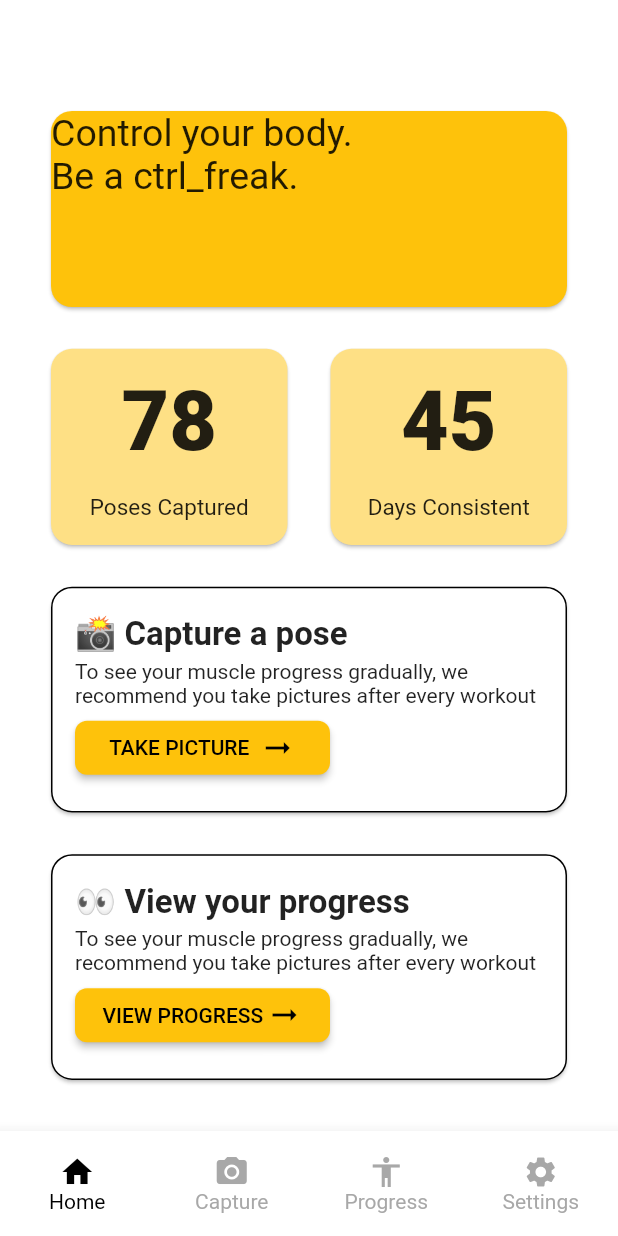
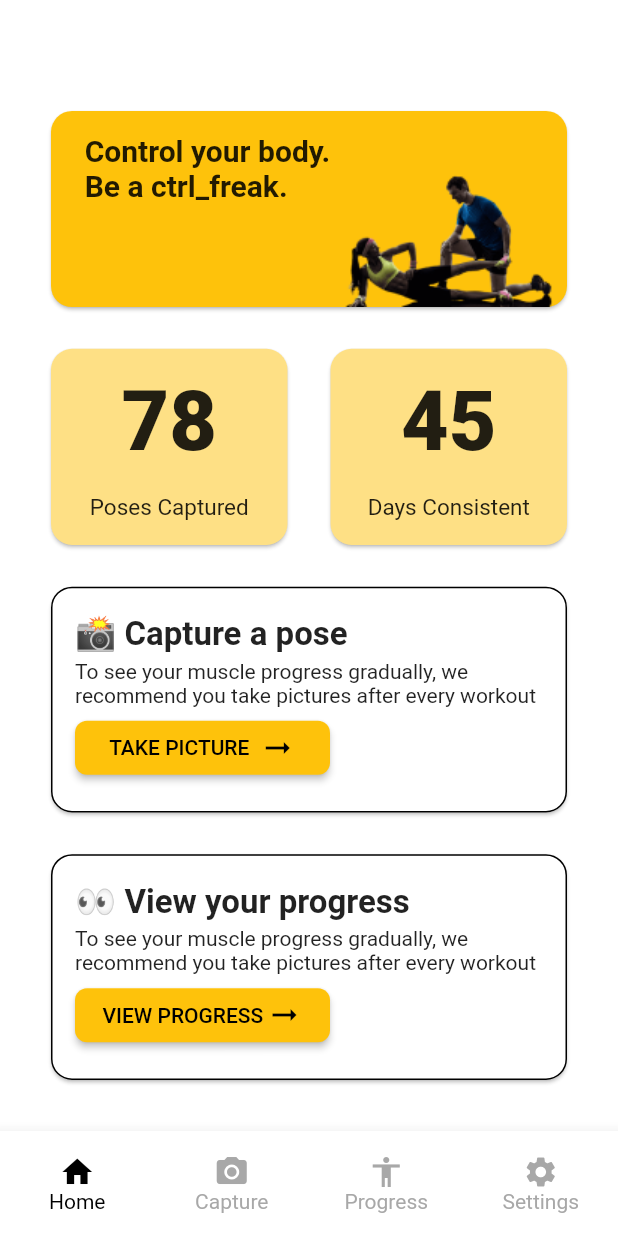
Before and after one commit to rchtgpt/ctrl_freaks, a Flutter app: the screen it shows after launch, on a phone screen of 412 x 824 dp. Run offline on Flutter 3.47's test engine with Material 2 defaults, Android fonts, the phone set to English and light mode, and no system bars.

Commit message:
Adds home page complete

```diff
--- a/lib/main.dart
+++ b/lib/main.dart
@@ -9,7 +9,10 @@ void main() {
     debugShowCheckedModeBanner: false,
     initialRoute: MyApp.id,
     routes: {
-      MyApp.id: (context) => MyHomePage(title: "hi"),
+      MyApp.id: (context) => MyHomePage(title: "hi", currentIndex: 0,),
+      MyApp.id1: (context) => MyHomePage(title: "hi", currentIndex: 1,),
+      MyApp.id2: (context) => MyHomePage(title: "hi", currentIndex: 2,),
+      MyApp.id3: (context) => MyHomePage(title: "hi", currentIndex: 3,),
       Home.id: (context) => Home(),
       Capture.id: (context) => Capture(),
       Progress.id: (context) => Progress(),
@@ -20,11 +23,14 @@ void main() {
 
 class MyApp extends StatelessWidget {
   static const id = "my_app";
+  static const id1 = "my_app1";
+  static const id2 = "my_app2";
+  static const id3 = "my_app3";
   // This widget is the root of your application.
   @override
   Widget build(BuildContext context) {
     return MaterialApp(
-      home: MyHomePage(title: 'Control Freaks'),
+      home: MyHomePage(title: 'Control Freaks', currentIndex: 0),
       title: 'Ctrl Freaks',
       debugShowCheckedModeBanner: false,
       theme: ThemeData(
@@ -35,15 +41,15 @@ class MyApp extends StatelessWidget {
 }
 
 class MyHomePage extends StatefulWidget {
-  MyHomePage({Key? key, required this.title}) : super(key: key);
+  MyHomePage({Key? key, required this.title, required this.currentIndex}) : super(key: key);
   final String title;
+  int currentIndex = 0;
 
   @override
   _MyHomePageState createState() => _MyHomePageState();
 }
 
 class _MyHomePageState extends State<MyHomePage> {
-  int _currentIndex = 0;
   final screens = [Home(), Capture(), Progress(), Settings()];
 
 
@@ -59,9 +65,9 @@ class _MyHomePageState extends State<MyHomePage> {
           unselectedItemColor: Colors.grey.withOpacity(.90),
           selectedFontSize: 14,
           unselectedFontSize: 14,
-          currentIndex: _currentIndex,
+          currentIndex: widget.currentIndex,
           onTap: (value) {
-            setState(() => _currentIndex = value);
+            setState(() => widget.currentIndex = value);
           },
           items: [
             BottomNavigationBarItem(
@@ -83,7 +89,7 @@ class _MyHomePageState extends State<MyHomePage> {
           ],
         ),
       ),
-      body: screens[_currentIndex],// This trailing comma makes auto-formatting nicer for build methods.
+      body: screens[widget.currentIndex],// This trailing comma makes auto-formatting nicer for build methods.
     );
   }
 }
--- a/lib/pages/home.dart
+++ b/lib/pages/home.dart
@@ -1,3 +1,4 @@
+import 'package:ctrl_freaks/main.dart';
 import 'package:ctrl_freaks/widgets/CTACard.dart';
 import 'package:ctrl_freaks/widgets/HomeHeaderCard.dart';
 import 'package:ctrl_freaks/widgets/progressCard.dart';
@@ -20,8 +21,7 @@ class Home extends StatelessWidget {
           children: [
             Expanded(
               flex: 7,
-              child: HomeHeaderCard(),
-            ),
+              child: HomeHeaderCard(),),
             Expanded(child: Spacer(flex: 1,)),
             Expanded(
               flex: 7,
@@ -45,7 +45,7 @@ class Home extends StatelessWidget {
               child: CTACard(
                   "📸 Capture a pose",
                   "To see your muscle progress gradually, we recommend you take pictures after every workout",
-                  "TAKE PICTURE"),
+                  "TAKE PICTURE", MyApp.id1),
             ),
             Expanded(child: Spacer(flex: 1,)),
             Expanded(
@@ -53,7 +53,7 @@ class Home extends StatelessWidget {
               child: CTACard(
                   "👀 View your progress",
                   "To see your muscle progress gradually, we recommend you take pictures after every workout",
-                  "VIEW PROGRESS"),
+                  "VIEW PROGRESS", MyApp.id2),
             ),
           ],
         ),
--- a/lib/widgets/CTACard.dart
+++ b/lib/widgets/CTACard.dart
@@ -1,6 +1,9 @@
+import 'package:ctrl_freaks/main.dart';
 import 'package:flutter/material.dart';
 
-Widget CTACard(String CTATitle, String CTADescription, String CTAButtonLabel) {
+Widget CTACard(String CTATitle, String CTADescription, String CTAButtonLabel, String CTADestination) {
+  return Builder(
+    builder: (context) {
       return Card(
         shape: RoundedRectangleBorder(
             borderRadius: BorderRadius.circular(14.0),
@@ -26,7 +29,9 @@ Widget CTACard(String CTATitle, String CTADescription, String CTAButtonLabel) {
               SizedBox(
                 width: 170,
                 child: ElevatedButton(
-              onPressed: () {},
+                  onPressed: () {
+                    Navigator.pushNamed(context, CTADestination);
+                  },
                   style: ElevatedButton.styleFrom(
                       backgroundColor: Color(0xFFFEC20B),
                       shape: RoundedRectangleBorder(
@@ -45,3 +50,5 @@ Widget CTACard(String CTATitle, String CTADescription, String CTAButtonLabel) {
         ),
       );
     }
+  );
+}
--- a/lib/widgets/HomeHeaderCard.dart
+++ b/lib/widgets/HomeHeaderCard.dart
@@ -1,20 +1,36 @@
 import 'package:flutter/material.dart';
 
 Widget HomeHeaderCard() {
-  return Card(
-    color: Color(0xFFFEC20B),
-    shape: RoundedRectangleBorder(
-      borderRadius: BorderRadius.circular(14.0),
-    ),
-    child: Align(
-      alignment: Alignment.topLeft,
-      child: Text(
-        "Control your body.\nBe a ctrl_freak.",
-        style: TextStyle(
-            fontSize: 25,
-        )
-        ,
+  return Container(
+    width: double.infinity,
+    child: Card(
+      color: Color(0xFFFEC20B),
+      shape: RoundedRectangleBorder(
+        borderRadius: BorderRadius.circular(14.0),
       ),
+      child: Row(
+        mainAxisAlignment: MainAxisAlignment.spaceEvenly,
+        children: [
+          Column(
+            mainAxisAlignment: MainAxisAlignment.start,
+            children: [
+              Padding(
+                padding: const EdgeInsets.fromLTRB(15, 15, 0, 0),
+                child: Text("Control your body.\nBe a ctrl_freak.",
+                  style: TextStyle(
+                      fontSize: 20, fontWeight: FontWeight.bold
+                  ),),
+              ),
+            ],
+          ),
+          Column(
+            mainAxisAlignment: MainAxisAlignment.end,
+            children: [
+              Image(image: AssetImage("static/images/fitness.png"))
+            ],
+          )
+        ],
+      )
     ),
   );
 }
--- a/pubspec.yaml
+++ b/pubspec.yaml
@@ -45,8 +45,8 @@ flutter:
   uses-material-design: true
 
   # To add assets to your application, add an assets section, like this:
-  # assets:
-  #   - images/a_dot_burr.jpeg
+  assets:
+    - static/images/fitness.png
   #   - images/a_dot_ham.jpeg
 
   # An image asset can refer to one or more resolution-specific "variants", see
```
Also changed, not shown: static/images/fitness.png (added). Lines whose indentation alone changed are shown as unchanged.
